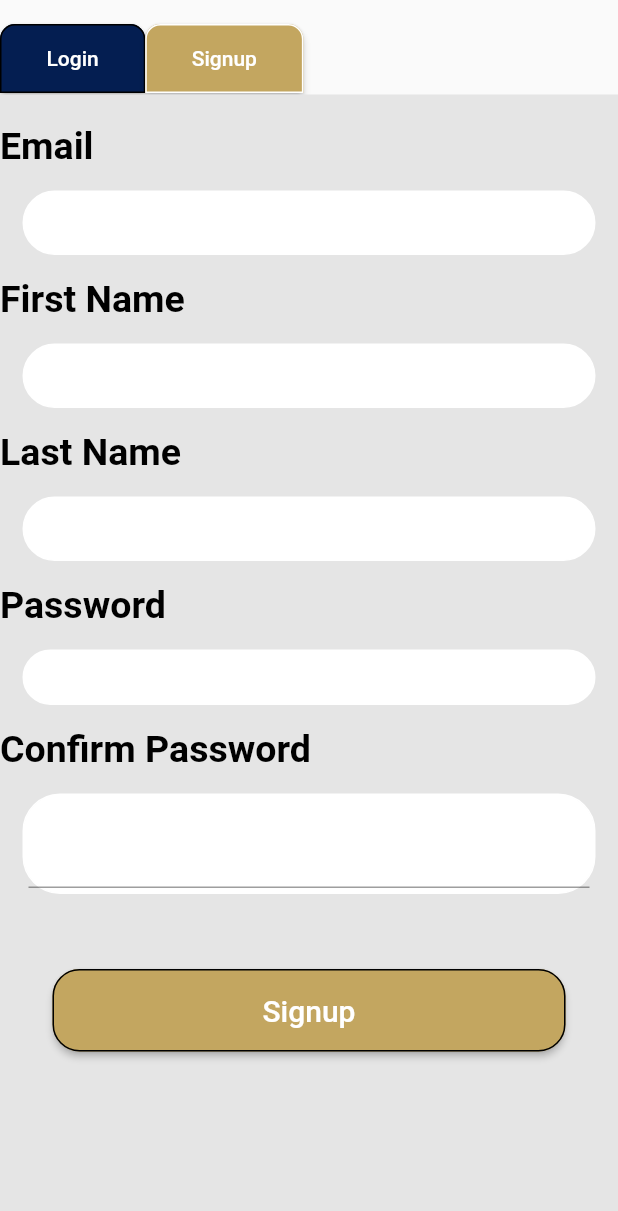
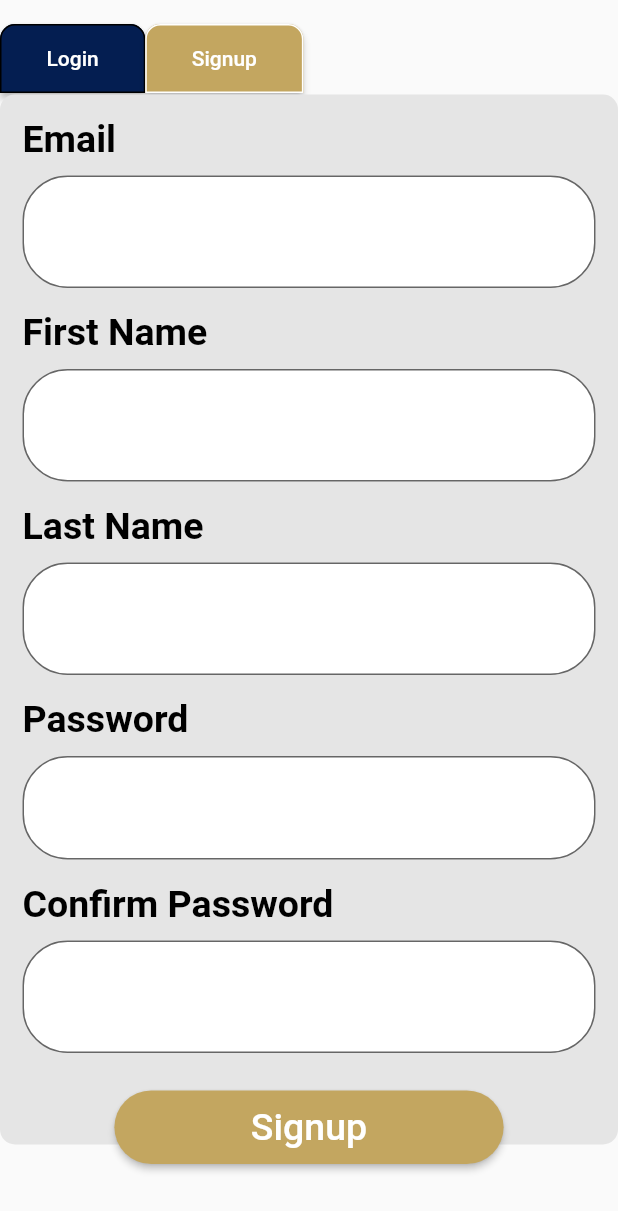
Before and after one commit to Chr0n0sXIII/HSA, a Flutter app: the LoginWidget widget shown alone on an empty page, opened directly, after a tap on "Signup", on a phone screen of 412 x 824 dp. Shown: the top 1211 px of the screen. Run offline on Flutter 3.47's test engine with Material 2 defaults, Android fonts, the phone set to English and light mode, and no system bars; our stand-ins replace carousel_slider, cloud_firestore, firebase_core, firebase_storage, flutter_rating_bar, geocoding and 3 more; missing offline and left inert: dart:html, dart:js_util, geocode, google_maps, latlng; accounts and stored records are empty.

Commit message:
signup style

```diff
--- a/lib/views/widgets/loginWidget.dart
+++ b/lib/views/widgets/loginWidget.dart
@@ -204,17 +204,18 @@ class _LoginWidgetState extends State<LoginWidget> {
             ),
           ),
         if (!isLogin)
-          Expanded(
-            flex: 1,
-            child: Container(
+          Container(
+            height: 700,
+            decoration: BoxDecoration(
+              borderRadius: BorderRadius.circular(10),
               color: Color.fromRGBO(229, 229, 229, 1),
+            ),
             child: Column(
               crossAxisAlignment: CrossAxisAlignment.start,
               children: [
-                  SizedBox(
-                    height: 20,
-                  ),
-                  Text(
+                Padding(
+                  padding: const EdgeInsets.only(top: 15,left: 15),
+                  child: Text(
                     "Email",
                     textAlign: TextAlign.left,
                     overflow: TextOverflow.ellipsis,
@@ -223,24 +224,27 @@ class _LoginWidgetState extends State<LoginWidget> {
                         color: Colors.black,
                         fontSize: 25),
                   ),
-                  Container(
-                    margin: const EdgeInsets.all(15.0),
-                    padding: const EdgeInsets.all(3.0),
-                    decoration: BoxDecoration(
-                      color: Colors.white,
-                      border: Border.all(color: Colors.white),
-                      borderRadius: BorderRadius.all(Radius.circular(25)),
                 ),
+                Padding(
+                  padding: const EdgeInsets.fromLTRB(15, 10, 15, 0),
                   child: TextField(
                     obscureText: false,
                     enableSuggestions: true,
                     autocorrect: false,
                     style: TextStyle(fontSize: 30),
-                      decoration: new InputDecoration.collapsed(hintText: ""),
+                    decoration: InputDecoration(
+                    fillColor: Colors.white,
+                    filled: true,
+                    border: OutlineInputBorder(
+                      borderRadius: BorderRadius.circular(30)
+                    )
+                  ),
                     controller: emailController,
                   ),
                 ),
-                  Text(
+                Padding(
+                  padding: const EdgeInsets.only(top: 15,left: 15),
+                  child: Text(
                     "First Name",
                     textAlign: TextAlign.left,
                     overflow: TextOverflow.ellipsis,
@@ -249,24 +253,27 @@ class _LoginWidgetState extends State<LoginWidget> {
                         color: Colors.black,
                         fontSize: 25),
                   ),
-                  Container(
-                    margin: const EdgeInsets.all(15.0),
-                    padding: const EdgeInsets.all(3.0),
-                    decoration: BoxDecoration(
-                      color: Colors.white,
-                      border: Border.all(color: Colors.white),
-                      borderRadius: BorderRadius.all(Radius.circular(25)),
                 ),
+                Padding(
+                  padding: const EdgeInsets.fromLTRB(15, 10, 15, 0),
                   child: TextField(
                     obscureText: false,
                     enableSuggestions: true,
                     autocorrect: false,
                     style: TextStyle(fontSize: 30),
-                      decoration: new InputDecoration.collapsed(hintText: ""),
+                    decoration: InputDecoration(
+                      fillColor: Colors.white,
+                      filled: true,
+                      border: OutlineInputBorder(
+                        borderRadius: BorderRadius.circular(30)
+                      )
+                    ),
                     controller: fnameController,
                   ),
                 ),
-                  Text(
+                Padding(
+                  padding: const EdgeInsets.only(top: 15,left: 15),
+                  child: Text(
                     "Last Name",
                     textAlign: TextAlign.left,
                     overflow: TextOverflow.ellipsis,
@@ -275,24 +282,27 @@ class _LoginWidgetState extends State<LoginWidget> {
                         color: Colors.black,
                         fontSize: 25),
                   ),
-                  Container(
-                    margin: const EdgeInsets.all(15.0),
-                    padding: const EdgeInsets.all(3.0),
-                    decoration: BoxDecoration(
-                      color: Colors.white,
-                      border: Border.all(color: Colors.white),
-                      borderRadius: BorderRadius.all(Radius.circular(25)),
                 ),
+                Padding(
+                  padding: const EdgeInsets.fromLTRB(15, 10, 15, 0),
                   child: TextField(
                     obscureText: false,
                     enableSuggestions: true,
                     autocorrect: false,
                     style: TextStyle(fontSize: 30),
-                      decoration: new InputDecoration.collapsed(hintText: ""),
+                    decoration: InputDecoration(
+                      fillColor: Colors.white,
+                      filled: true,
+                      border: OutlineInputBorder(
+                        borderRadius: BorderRadius.circular(30)
+                      )
+                    ),
                     controller: lnameController,
                   ),
                 ),
-                  Text(
+                Padding(
+                  padding: const EdgeInsets.only(top: 15,left: 15),
+                  child: Text(
                     "Password",
                     textAlign: TextAlign.left,
                     overflow: TextOverflow.ellipsis,
@@ -301,24 +311,27 @@ class _LoginWidgetState extends State<LoginWidget> {
                         color: Colors.black,
                         fontSize: 25),
                   ),
-                  Container(
-                    margin: const EdgeInsets.all(15.0),
-                    padding: const EdgeInsets.all(3.0),
-                    decoration: BoxDecoration(
-                      color: Colors.white,
-                      border: Border.all(color: Colors.white),
-                      borderRadius: BorderRadius.all(Radius.circular(25)),
                 ),
+                Padding(
+                  padding: const EdgeInsets.fromLTRB(15, 10, 15, 0),
                   child: TextField(
                     obscureText: true,
                     enableSuggestions: false,
                     autocorrect: false,
                     style: TextStyle(fontSize: 25),
-                      decoration: new InputDecoration.collapsed(hintText: ""),
+                    decoration: InputDecoration(
+                      fillColor: Colors.white,
+                      filled: true,
+                      border: OutlineInputBorder(
+                        borderRadius: BorderRadius.circular(30)
+                      )
+                    ),
                     controller: passController,
                   ),
                 ),
-                  Text(
+                Padding(
+                  padding: const EdgeInsets.only(top: 15,left: 15),
+                  child: Text(
                     "Confirm Password",
                     textAlign: TextAlign.left,
                     overflow: TextOverflow.ellipsis,
@@ -327,38 +340,36 @@ class _LoginWidgetState extends State<LoginWidget> {
                         color: Colors.black,
                         fontSize: 25),
                   ),
-                  Container(
-                    margin: const EdgeInsets.all(15.0),
-                    padding: const EdgeInsets.all(3.0),
-                    decoration: BoxDecoration(
-                      color: Colors.white,
-                      border: Border.all(color: Colors.white),
-                      borderRadius: BorderRadius.all(Radius.circular(25)),
                 ),
+                Padding(
+                  padding: const EdgeInsets.fromLTRB(15, 10, 15, 0),
                   child: TextField(
                     obscureText: true,
                     enableSuggestions: false,
                     autocorrect: false,
                     style: TextStyle(fontSize: 30),
                     decoration: InputDecoration(
-                          hintText: "",
-                          errorText: _validateSamePass(),
-                          errorStyle: TextStyle(color: Colors.red)),
+                      fillColor: Colors.white,
+                      filled: true,
+                      border: OutlineInputBorder(
+                        borderRadius: BorderRadius.circular(30)
+                      )
+                    ),
                     controller: conpassController,
                   ),
                 ),
-                  Container(
+                Padding(
+                  padding: const EdgeInsets.only(top: 25),
+                  child: Container(
                     alignment: Alignment.center,
-                    margin: const EdgeInsets.all(15.0),
-                    padding: const EdgeInsets.all(20.0),
-                    child: SizedBox(
-                      height: 55,
-                      width: 348,
                     child: ElevatedButton(
                         onPressed: getTextInputData,
+                        child: Padding(
+                          padding: const EdgeInsets.fromLTRB(75, 10, 75, 10),
                           child: Text(
                             "Signup",
-                            style: const TextStyle(fontSize: 20),
+                            style: const TextStyle(fontSize: 25),
+                          ),
                         ),
                         style: ButtonStyle(
                             backgroundColor: MaterialStateProperty.all<Color>(
@@ -366,12 +377,11 @@ class _LoginWidgetState extends State<LoginWidget> {
                             shape: MaterialStateProperty.all<
                                     RoundedRectangleBorder>(
                                 RoundedRectangleBorder(
-                                      borderRadius: BorderRadius.circular(18.0),
-                                      side: BorderSide(color: Colors.black))))),
+                                    borderRadius: BorderRadius.circular(30.0),
+                                )))),
                   ),
                 ),
               ],
-              ),
             ),
           ),
       ],
```
Lines whose indentation alone changed are shown as unchanged.
